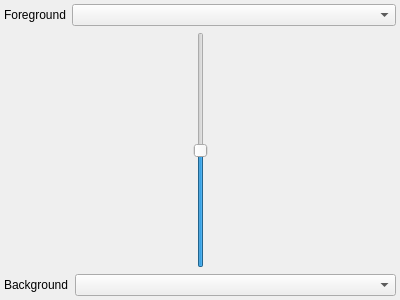
The window that glue_wwt/viewer/options_widget.ui (glue-viz/glue-wwt) describes before a commit, drawn with Qt 5.
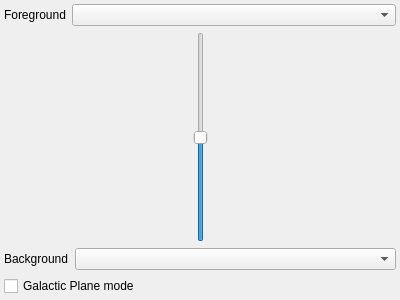
The same window after the commit.

Commit message: Added Galactic Plane mode

```diff
--- a/glue_wwt/viewer/options_widget.ui
+++ b/glue_wwt/viewer/options_widget.ui
@@ -102,6 +102,13 @@
      </item>
     </layout>
    </item>
+   <item>
+    <widget class="QCheckBox" name="checkbox_galactic_plane">
+     <property name="text">
+      <string>Galactic Plane mode</string>
+     </property>
+    </widget>
+   </item>
   </layout>
  </widget>
  <resources/>
```
The commit also changes 3 other files.
